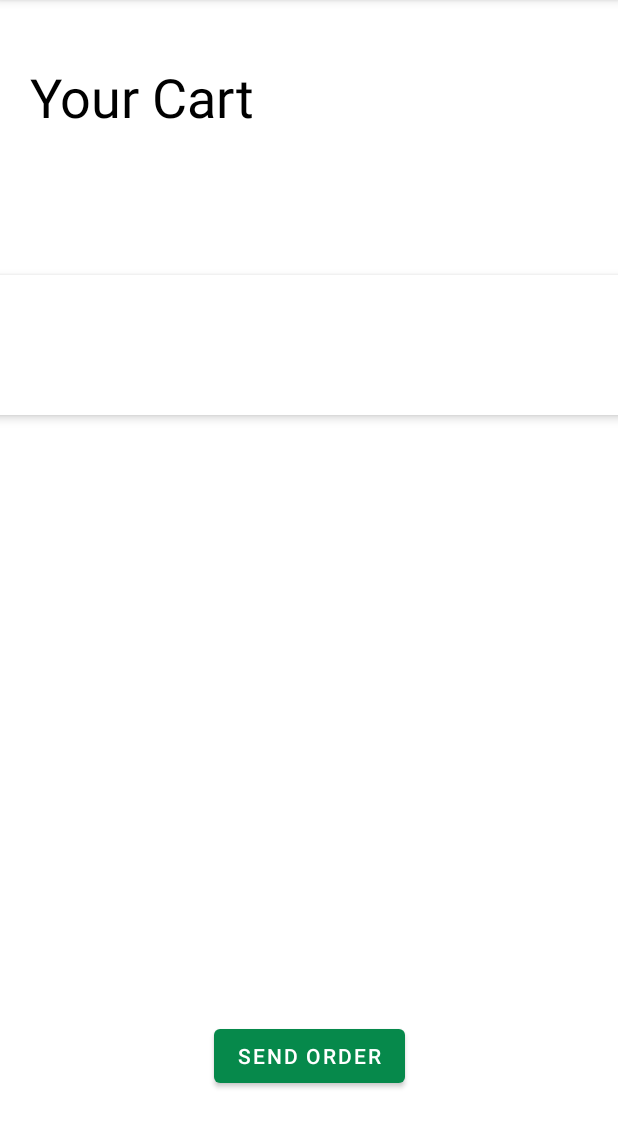
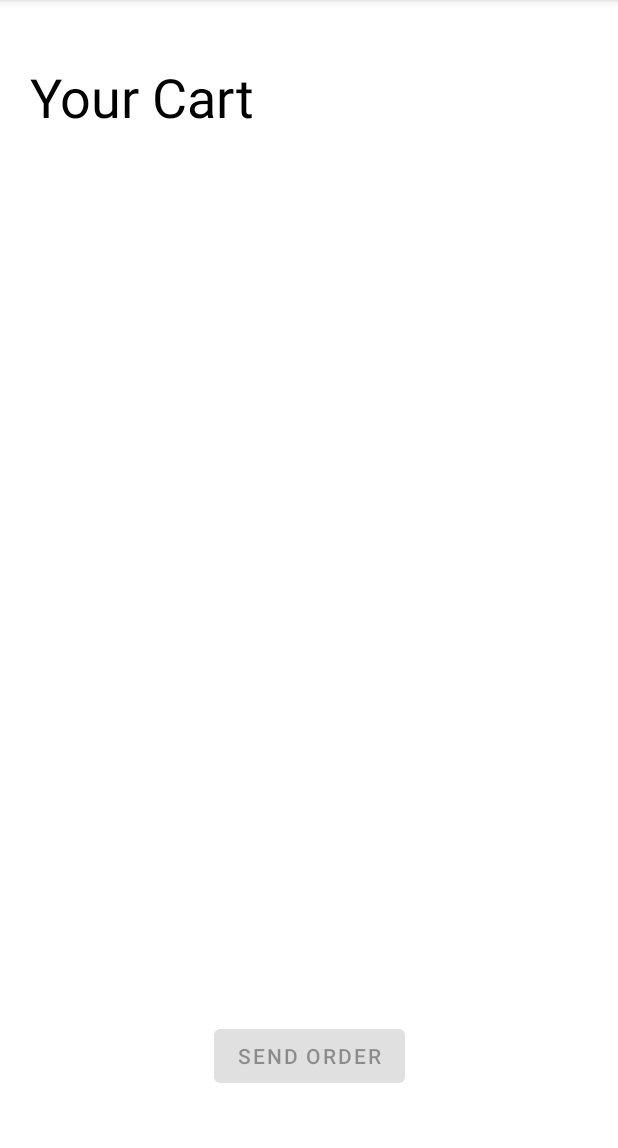
Before and after one commit to jtepp/iCons, an Android app: the Cart screen opened directly, with no data from a screen before it, on a phone screen of 412 x 824 dp, the part 84-1232 px from its top. Run offline under Robolectric (Android 15) with nearby library versions, the phone set to English and light mode, and no system bars.

Commit message:
full cart functionality, just needs rooms

```diff
--- a/app/src/main/java/com/group724/icons/ItemInfo.java
+++ b/app/src/main/java/com/group724/icons/ItemInfo.java
@@ -121,7 +121,7 @@ public class ItemInfo extends AppCompatActivity {
                                 String[] acartq = cartq.split(",");
 
                                 Integer index = Arrays.asList(acartid).indexOf(doc.getId());
-                                acartq[index] = String.valueOf(quantityText.getText());
+                                acartq[index] = String.valueOf(Integer.parseInt(String.valueOf(quantityText.getText())));
                                 editor.putString("cartq", join(acartq));
 
 
@@ -132,7 +132,7 @@ public class ItemInfo extends AppCompatActivity {
                                 String[] acartq = cartq.split(",");
                                 editor.putString("cartid", joinAdd(acartid, doc.getId()));
                                 editor.putString("cartname", joinAdd(acartname, item.getName()));
-                                editor.putString("cartq", joinAdd(acartq, String.valueOf(quantityText.getText())));
+                                editor.putString("cartq", joinAdd(acartq, String.valueOf(Integer.parseInt(String.valueOf(quantityText.getText())))));
                                 editor.apply();
 
                             }
@@ -171,7 +171,7 @@ public class ItemInfo extends AppCompatActivity {
             for (String s : input) {
                 out += s + ",";
             }
-            return out.substring(0, out.length() - 1);
+            return out.substring(0, (out.length() == 0 ? out.length() : out.length() - 1));
         } return "";
     }
 
--- a/app/src/main/res/layout/activity_cart.xml
+++ b/app/src/main/res/layout/activity_cart.xml
@@ -34,47 +34,7 @@
             android:layout_width="match_parent"
             android:layout_height="wrap_content"
             android:gravity="center_horizontal"
-            android:orientation="vertical">
-
-            <!-- A CardView that contains a TextView -->
-            <androidx.cardview.widget.CardView
-                android:id="@+id/card_view"
-                android:layout_width="900px"
-                android:layout_height="140px"
-                android:layout_gravity="center"
-                android:layout_margin="50px"
-                app:cardCornerRadius="10dp"
-                app:cardElevation="4dp"
-                app:contentPadding="10dp">
-
-                <TextView
-                    android:id="@+id/info_text"
-                    android:layout_width="wrap_content"
-                    android:layout_height="wrap_content"
-                    android:layout_gravity="start|center_vertical"
-                    android:text="Hello" />
-
-                <TextView
-                    android:id="@+id/info_text2"
-                    android:layout_width="wrap_content"
-                    android:layout_height="wrap_content"
-                    android:layout_gravity="right|center_vertical"
-                    android:layout_marginEnd="40dp"
-                    android:layout_marginRight="40dp"
-                    android:ellipsize="none"
-                    android:gravity="right"
-                    android:text="Hello" />
-
-                <ImageView
-                    android:id="@+id/imageView2"
-                    android:layout_width="23dp"
-                    android:layout_height="wrap_content"
-                    android:layout_gravity="right"
-                    android:padding="0dp"
-                    app:srcCompat="@drawable/trash" />
-
-            </androidx.cardview.widget.CardView>
-        </LinearLayout>
+            android:orientation="vertical"/>
     </ScrollView>
 
     <Button
```
Also changed, not shown: app/src/main/java/com/group724/icons/Cart.java (+75 -5 lines), app/src/main/java/com/group724/icons/Confirmation.java (+54 -3 lines).
